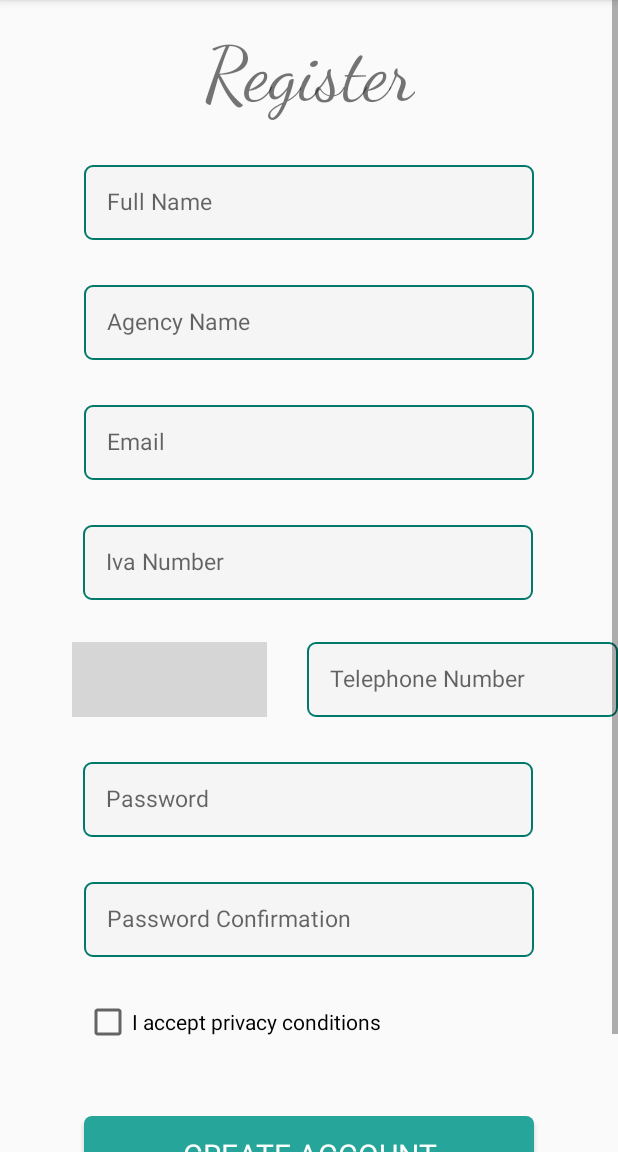
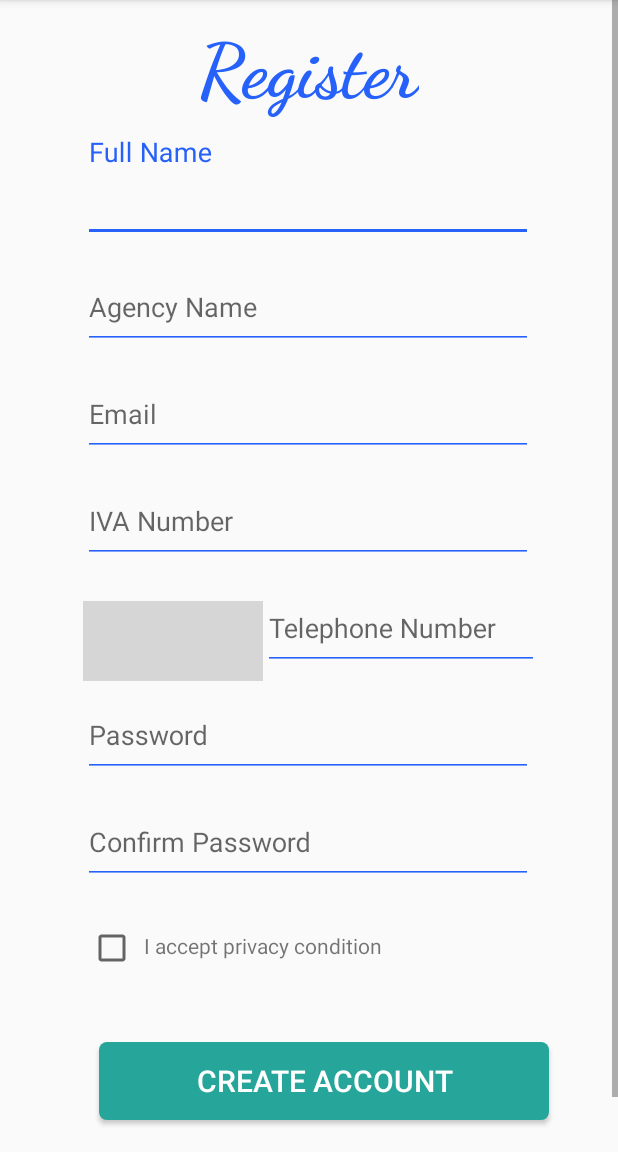
Before and after one commit to Canti17/WeWanTour-Project, an Android app: the Activity_Registration_Agency screen opened directly, with no data from a screen before it, on a phone screen of 412 x 824 dp, the part 84-1236 px from its top. Run offline under Robolectric (Android 15) with nearby library versions, the phone set to English and light mode, and no system bars; our stand-ins replace Firebase (no records; nobody signed in at launch, a user with empty details on screens opened directly); libraries missing offline, so code that uses them is left out: com.hbb20; plain views replace CountryCodePicker; 3 statements that could not run were skipped; grey boxes are pictures that could not be loaded.

Commit message:
Adjusted Form Registration
Aggiustati i form nella grafica corretta sia di user che di agency. Da testare su Sony.

```diff
--- a/WeWanTour/app/src/main/java/com/example/wewantour9/Activity_Registration_Agency.java
+++ b/WeWanTour/app/src/main/java/com/example/wewantour9/Activity_Registration_Agency.java
@@ -42,15 +42,15 @@ public class Activity_Registration_Agency extends AppCompatActivity {
 
         registration_button = (Button) findViewById(R.id.register_button);
 
-        full_name = (EditText) findViewById(R.id.fullname_text);
-        email = (EditText) findViewById(R.id.email_text);
-        password = (EditText) findViewById(R.id.password_text);
-        password_confirmation = (EditText) findViewById(R.id.confirmPassword_text);
+        full_name = (EditText) findViewById(R.id.fullname_field);
+        email = (EditText) findViewById(R.id.email_field);
+        password = (EditText) findViewById(R.id.password_field);
+        password_confirmation = (EditText) findViewById(R.id.confirm_password_field);
         /*image_button = (ImageButton) findViewById(R.id.imageButton);*/
         privacy_checkbox = (CheckBox) findViewById(R.id.checkBox);
-        telephone_number = (EditText) findViewById(R.id.telephone_number);
-        iva_number = (EditText) findViewById(R.id.iva_number);
-        agency_name = (EditText) findViewById(R.id.agencyname_text);
+        telephone_number = (EditText) findViewById(R.id.telephone_number_field);
+        iva_number = (EditText) findViewById(R.id.iva_number_field);
+        agency_name = (EditText) findViewById(R.id.agency_name_field);
 
         ccp = (CountryCodePicker) findViewById(R.id.ccp);   /*PLACING ITA/+39 AS DEFAULT PREFIX PHONE*/
         ccp.setDefaultCountryUsingNameCode("IT");
--- a/WeWanTour/app/src/main/res/layout/activity__registration__agency.xml
+++ b/WeWanTour/app/src/main/res/layout/activity__registration__agency.xml
@@ -4,6 +4,7 @@
     xmlns:tools="http://schemas.android.com/tools"
     android:layout_width="match_parent"
     android:layout_height="match_parent"
+    android:fillViewport="true"
     tools:context=".Activity_Registration_Agency">
 
 <androidx.constraintlayout.widget.ConstraintLayout
@@ -11,185 +12,255 @@
     android:layout_height="match_parent">
 
 
-
-
-
     <TextView
         android:id="@+id/register_logo"
+        style="@style/formHeader"
         android:layout_width="wrap_content"
         android:layout_height="wrap_content"
-            android:layout_marginTop="20dp"
-            android:layout_marginBottom="10dp"
+        android:layout_marginTop="16dp"
         android:fontFamily="cursive"
         android:text="Register"
         android:textAlignment="viewStart"
         android:textSize="50sp"
-            app:layout_constraintBottom_toTopOf="@+id/fullname_text"
         app:layout_constraintEnd_toEndOf="parent"
         app:layout_constraintStart_toStartOf="parent"
         app:layout_constraintTop_toTopOf="parent" />
 
-        <EditText
+
+    <com.google.android.material.textfield.TextInputLayout
         android:id="@+id/fullname_text"
-            android:layout_width="300dp"
-            android:layout_height="50dp"
-            android:layout_marginTop="30dp"
-            android:background="@drawable/et_custom"
-            android:ems="10"
-            android:fontFamily="roboto_regular"
-            android:hint="@string/full_name_text"
-            android:inputType="textPersonName"
-            android:padding="15dp"
-            android:singleLine="true"
-            android:textSize="15sp"
+        style="@style/TextInputLayout"
+        app:boxStrokeColor="#2661FA"
+        app:errorEnabled="true"
+        app:layout_constraintBottom_toBottomOf="parent"
         app:layout_constraintEnd_toEndOf="parent"
+        app:layout_constraintHorizontal_bias="0.495"
         app:layout_constraintStart_toStartOf="parent"
-            app:layout_constraintTop_toBottomOf="@+id/register_logo" />
+        app:layout_constraintTop_toBottomOf="@+id/register_logo"
+        app:layout_constraintVertical_bias="0.02"
+        app:theme="@style/InputTextAppTheme">
 
-        <EditText
+        <com.google.android.material.textfield.TextInputEditText
+            android:id="@+id/fullname_field"
+            style="@style/TextInputEditText"
+            android:hint="Full Name"
+            android:inputType="text"
+            android:textColorLink="#2661FA"
+            app:layout_constraintBottom_toBottomOf="parent"
+            app:layout_constraintEnd_toEndOf="@+id/fullname_text"
+            app:layout_constraintStart_toStartOf="@+id/fullname_text"
+            app:layout_constraintTop_toTopOf="@+id/fullname_text" />
+    </com.google.android.material.textfield.TextInputLayout>
+
+
+    <com.google.android.material.textfield.TextInputLayout
         android:id="@+id/agencyname_text"
-            android:layout_width="300dp"
-            android:layout_height="50dp"
-            android:layout_marginTop="30dp"
-            android:background="@drawable/et_custom"
-            android:ems="10"
-            android:fontFamily="roboto_regular"
+        style="@style/TextInputLayout"
+        app:boxStrokeColor="#2661FA"
+        app:errorEnabled="true"
+        app:layout_constraintBottom_toBottomOf="parent"
+        app:layout_constraintEnd_toEndOf="parent"
+        app:layout_constraintHorizontal_bias="0.495"
+        app:layout_constraintStart_toStartOf="parent"
+        app:layout_constraintVertical_bias="0.0"
+        app:theme="@style/InputTextAppTheme"
+        app:layout_constraintTop_toBottomOf="@+id/fullname_text">
+
+        <com.google.android.material.textfield.TextInputEditText
+            android:id="@+id/agency_name_field"
+            style="@style/TextInputEditText"
             android:hint="Agency Name"
-            android:inputType="textPersonName"
-            android:padding="15dp"
-            android:singleLine="true"
-            android:textSize="15sp"
+            android:inputType="text"
+            android:textColorLink="#2661FA"
+            app:layout_constraintBottom_toBottomOf="parent"
+            app:layout_constraintEnd_toEndOf="@+id/fullname_text"
+            app:layout_constraintStart_toStartOf="@+id/fullname_text"
+            app:layout_constraintTop_toTopOf="@+id/fullname_text" />
+    </com.google.android.material.textfield.TextInputLayout>
+
+    <com.google.android.material.textfield.TextInputLayout
+        android:id="@+id/email_text"
+        style="@style/TextInputLayout"
+        app:boxStrokeColor="#2661FA"
+        app:errorEnabled="true"
+        app:layout_constraintBottom_toBottomOf="parent"
         app:layout_constraintEnd_toEndOf="parent"
+        app:layout_constraintHorizontal_bias="0.495"
         app:layout_constraintStart_toStartOf="parent"
-            app:layout_constraintTop_toBottomOf="@+id/fullname_text" />
+        app:layout_constraintVertical_bias="0.0"
+        app:theme="@style/InputTextAppTheme"
+        app:layout_constraintTop_toBottomOf="@+id/agencyname_text">
 
-        <EditText
-            android:id="@+id/email_text"
-            android:layout_width="300dp"
-            android:layout_height="50dp"
-            android:layout_marginTop="30dp"
-            android:background="@drawable/et_custom"
-            android:ems="10"
-            android:fontFamily="roboto_regular"
+        <com.google.android.material.textfield.TextInputEditText
+            android:id="@+id/email_field"
+            style="@style/TextInputEditText"
             android:hint="Email"
-            android:inputType="textEmailAddress"
-            android:padding="15dp"
-            android:singleLine="true"
-            android:textSize="15sp"
+            android:inputType="text"
+            android:textColorLink="#2661FA"
+            app:layout_constraintBottom_toBottomOf="parent"
+            app:layout_constraintEnd_toEndOf="@+id/agencyname_text"
+            app:layout_constraintStart_toStartOf="@+id/agencyname_text"
+            app:layout_constraintTop_toTopOf="@+id/agencyname_text" />
+    </com.google.android.material.textfield.TextInputLayout>
+
+
+    <com.google.android.material.textfield.TextInputLayout
+        android:id="@+id/iva_number"
+        style="@style/TextInputLayout"
+        app:boxStrokeColor="#2661FA"
+        app:errorEnabled="true"
+        app:layout_constraintBottom_toBottomOf="parent"
         app:layout_constraintEnd_toEndOf="parent"
+        app:layout_constraintHorizontal_bias="0.495"
         app:layout_constraintStart_toStartOf="parent"
-            app:layout_constraintTop_toBottomOf="@+id/agencyname_text" />
+        app:layout_constraintVertical_bias="0.0"
+        app:theme="@style/InputTextAppTheme"
+        app:layout_constraintTop_toBottomOf="@+id/email_text">
 
-        <EditText
-            android:id="@+id/iva_number"
-            android:layout_width="300dp"
-            android:layout_height="50dp"
-            android:layout_marginTop="30dp"
-            android:background="@drawable/et_custom"
-            android:ems="10"
-            android:fontFamily="roboto_regular"
-            android:hint="Iva Number"
+        <com.google.android.material.textfield.TextInputEditText
+            android:id="@+id/iva_number_field"
+            style="@style/TextInputEditText"
+            android:hint="IVA Number"
             android:inputType="numberDecimal"
-            android:padding="15dp"
-            android:singleLine="true"
-            android:textSize="15sp"
-            app:layout_constraintEnd_toEndOf="parent"
-            app:layout_constraintHorizontal_bias="0.496"
-            app:layout_constraintStart_toStartOf="parent"
-            app:layout_constraintTop_toBottomOf="@+id/email_text" />
+            android:textColorLink="#2661FA"
+            app:layout_constraintBottom_toBottomOf="parent"
+            app:layout_constraintEnd_toEndOf="@+id/email_text"
+            app:layout_constraintStart_toStartOf="@+id/email_text"
+            app:layout_constraintTop_toTopOf="@+id/email_text" />
+    </com.google.android.material.textfield.TextInputLayout>
+
 
     <com.hbb20.CountryCodePicker
         android:id="@+id/ccp"
-            android:layout_width="130dp"
-            android:layout_height="50dp"
-            android:layout_marginTop="28dp"
-            android:background="@drawable/et_custom"
-            android:ems="10"
-            app:layout_constraintEnd_toStartOf="@+id/telephone_number"
-            app:layout_constraintHorizontal_bias="0.644"
-            app:layout_constraintStart_toStartOf="parent"
+        android:layout_width="120dp"
+        android:layout_height="53dp"
+        android:layout_marginTop="24dp"
+        app:layout_constraintStart_toStartOf="@+id/iva_number"
         app:layout_constraintTop_toBottomOf="@+id/iva_number" />
 
-        <EditText
+
+    <com.google.android.material.textfield.TextInputLayout
         android:id="@+id/telephone_number"
-            android:layout_width="207dp"
-            android:layout_height="50dp"
-            android:layout_marginTop="28dp"
-            android:background="@drawable/et_custom"
-            android:ems="10"
-            android:fontFamily="roboto_regular"
+        style="@style/TextInputLayout"
+        android:layout_width="180dp"
+        app:boxStrokeColor="#2661FA"
+        app:errorEnabled="true"
+        app:layout_constraintBottom_toBottomOf="parent"
+        app:layout_constraintEnd_toEndOf="@+id/iva_number"
+        app:layout_constraintHorizontal_bias="0.495"
+        app:layout_constraintVertical_bias="0.0"
+        app:theme="@style/InputTextAppTheme"
+        app:layout_constraintTop_toBottomOf="@+id/iva_number">
+
+        <com.google.android.material.textfield.TextInputEditText
+            android:id="@+id/telephone_number_field"
+            style="@style/TextInputEditText"
+            android:layout_width="220dp"
             android:hint="Telephone Number"
-            android:inputType="phone"
-            android:padding="15dp"
+            android:inputType="numberDecimal"
+            android:textColorLink="#2661FA"
+            app:layout_constraintBottom_toBottomOf="parent"
+            app:layout_constraintEnd_toEndOf="@+id/iva_number"
+            app:layout_constraintStart_toStartOf="@+id/iva_number"
+            app:layout_constraintTop_toTopOf="@+id/iva_number" />
+    </com.google.android.material.textfield.TextInputLayout>
+
+
+    <com.google.android.material.textfield.TextInputLayout
+        android:id="@+id/password_text"
+        style="@style/TextInputLayout"
+        app:boxStrokeColor="#2661FA"
+        app:errorEnabled="true"
+        app:layout_constraintBottom_toBottomOf="parent"
+        app:layout_constraintEnd_toEndOf="parent"
+        app:layout_constraintHorizontal_bias="0.495"
+        app:layout_constraintStart_toStartOf="parent"
+        app:layout_constraintVertical_bias="0.0"
+        app:theme="@style/InputTextAppTheme"
+        app:layout_constraintTop_toBottomOf="@+id/telephone_number">
+
+        <com.google.android.material.textfield.TextInputEditText
+            android:id="@+id/password_field"
+            style="@style/TextInputEditText"
+            android:hint="Password"
             android:singleLine="true"
-            android:textSize="15sp"
+            android:inputType="textPassword"
+            android:textColorLink="#2661FA"
+            app:layout_constraintBottom_toBottomOf="parent"
+            app:layout_constraintEnd_toEndOf="@+id/telephone_number"
+            app:layout_constraintStart_toStartOf="@+id/email_text"
+            app:layout_constraintTop_toTopOf="@+id/telephone_number" />
+    </com.google.android.material.textfield.TextInputLayout>
+
+
+    <com.google.android.material.textfield.TextInputLayout
+        android:id="@+id/confirmPassword_text"
+        style="@style/TextInputLayout"
+        app:boxStrokeColor="#2661FA"
+        app:errorEnabled="true"
+        app:layout_constraintBottom_toBottomOf="parent"
         app:layout_constraintEnd_toEndOf="parent"
-            app:layout_constraintTop_toBottomOf="@+id/iva_number" />
+        app:layout_constraintHorizontal_bias="0.495"
+        app:layout_constraintStart_toStartOf="parent"
+        app:layout_constraintVertical_bias="0.0"
+        app:theme="@style/InputTextAppTheme"
+        app:layout_constraintTop_toBottomOf="@+id/password_text"
+        >
 
-        <EditText
-            android:id="@+id/password_text"
-            android:layout_width="300dp"
-            android:layout_height="50dp"
-            android:layout_marginTop="30dp"
-            android:background="@drawable/et_custom"
-            android:ems="10"
-            android:fontFamily="roboto_regular"
-            android:hint="Password"
+        <com.google.android.material.textfield.TextInputEditText
+            android:id="@+id/confirm_password_field"
+            style="@style/TextInputEditText"
+            android:hint="Confirm Password"
+            android:singleLine="true"
             android:inputType="textPassword"
-            android:padding="15dp"
-            android:singleLine="true"
-            android:textSize="15sp"
-            app:layout_constraintEnd_toEndOf="parent"
-            app:layout_constraintHorizontal_bias="0.496"
-            app:layout_constraintStart_toStartOf="parent"
-            app:layout_constraintTop_toBottomOf="@+id/telephone_number"/>
-
-        <EditText
-            android:id="@+id/confirmPassword_text"
-            android:layout_width="300dp"
-            android:layout_height="50dp"
-            android:layout_marginTop="30dp"
-            android:background="@drawable/et_custom"
-            android:ems="10"
-            android:fontFamily="roboto_regular"
-            android:hint="Password Confirmation"
-            android:inputType="textPassword"
-            android:padding="15dp"
-            android:singleLine="true"
-            android:textSize="15sp"
-            app:layout_constraintEnd_toEndOf="parent"
-            app:layout_constraintStart_toStartOf="parent"
-            app:layout_constraintTop_toBottomOf="@+id/password_text" />
+            android:textColorLink="#2661FA"
+            app:layout_constraintBottom_toBottomOf="parent"
+            app:layout_constraintEnd_toEndOf="@+id/password_text"
+            app:layout_constraintStart_toStartOf="@+id/password_text"
+            app:layout_constraintTop_toTopOf="@+id/password_text" />
+    </com.google.android.material.textfield.TextInputLayout>
 
 
     <CheckBox
         android:id="@+id/checkBox"
-            android:layout_width="300dp"
-            android:layout_height="26dp"
+        android:layout_width="37dp"
+        android:layout_height="30dp"
+        android:layout_marginTop="26dp"
+        app:layout_constraintEnd_toEndOf="parent"
+        app:layout_constraintHorizontal_bias="0.157"
+        app:layout_constraintStart_toStartOf="parent"
+        app:layout_constraintTop_toBottomOf="@+id/confirmPassword_text" />
+
+    <TextView
+        android:id="@+id/textViewprivacy"
+        android:layout_width="273dp"
+        android:layout_height="34dp"
         android:layout_marginTop="30dp"
-            android:text="I accept privacy conditions"
+        android:text="I accept privacy condition"
         app:layout_constraintEnd_toEndOf="parent"
-            app:layout_constraintStart_toStartOf="parent"
+        app:layout_constraintHorizontal_bias="0.0"
+        app:layout_constraintStart_toEndOf="@+id/checkBox"
         app:layout_constraintTop_toBottomOf="@+id/confirmPassword_text" />
 
 
     <Button
         android:id="@+id/register_button"
+        style="@style/modifiedSubmitButton"
         android:layout_width="300dp"
         android:layout_height="52dp"
         android:layout_centerInParent="true"
-            android:layout_marginTop="50dp"
+        android:layout_marginStart="50dp"
+        android:layout_marginTop="40dp"
+        android:layout_marginEnd="30dp"
         android:layout_marginBottom="60dp"
         android:background="@drawable/btn_custom"
-            android:fontFamily="roboto_regular"
-
         android:text="CREATE ACCOUNT"
         android:textColor="@android:color/white"
         android:textSize="20sp"
         app:layout_constraintBottom_toBottomOf="parent"
         app:layout_constraintEnd_toEndOf="parent"
         app:layout_constraintStart_toStartOf="parent"
-            app:layout_constraintTop_toBottomOf="@+id/checkBox" />
+        app:layout_constraintTop_toBottomOf="@+id/textViewprivacy" />
 
 </androidx.constraintlayout.widget.ConstraintLayout>
 </ScrollView>
```
Also changed, not shown: WeWanTour/app/src/main/java/com/example/wewantour9/Activity_Registration_User.java (+4 -5 lines), WeWanTour/app/src/main/res/layout/activity__registration_user.xml (+120 -81 lines). Lines whose indentation alone changed are shown as unchanged.
